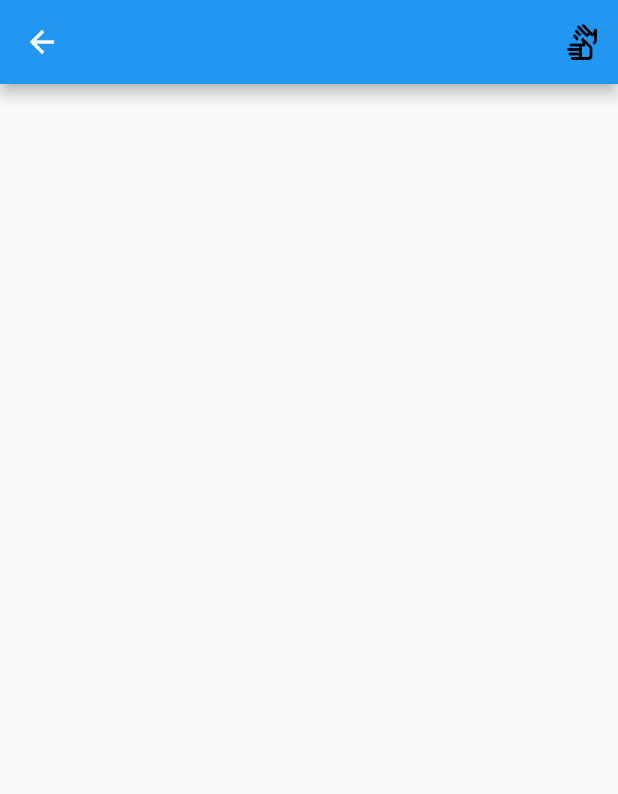
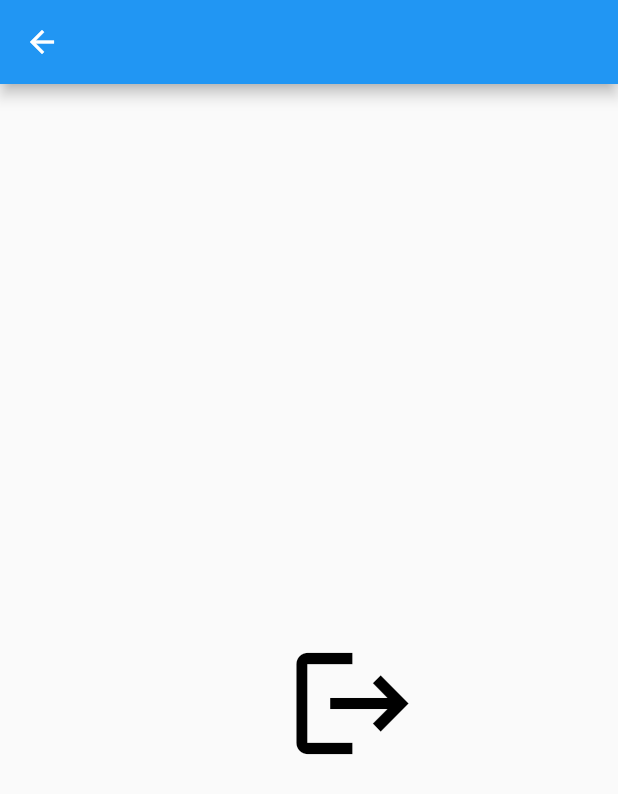
Before and after one commit to YazeedGhazalat/simpleLogin_Signup_flutter_usingFireBase, a Flutter app: the aPage screen opened by its route, on a phone screen of 412 x 824 dp. Shown: the top 794 px of the screen. Run offline on Flutter 3.47's test engine with Material 2 defaults, Android fonts, the light colour scheme and no system bars; our stand-ins replace firebase_auth, firebase_core; accounts and stored records are empty.

Commit message:
this is 1st update

```diff
--- a/lib/a.dart
+++ b/lib/a.dart
@@ -15,19 +15,22 @@ class _aPageState extends State<aPage> {
   Widget build(BuildContext context) {
     return Scaffold(
       appBar: AppBar(
-        actions: [
-          IconButton(
+        actions: [],
+      ),
+      body: Center(
+        child: Container(
+          child: IconButton(
               onPressed: (() {
                 _auth.signOut();
                 Navigator.pop(context);
               }),
               icon: Icon(
-                Icons.sign_language_outlined,
+                size: 90,
+                Icons.logout,
                 color: Colors.black,
-              ))
-        ],
+              )),
+        ),
       ),
-      body: Container(),
     );
   }
 }
```
